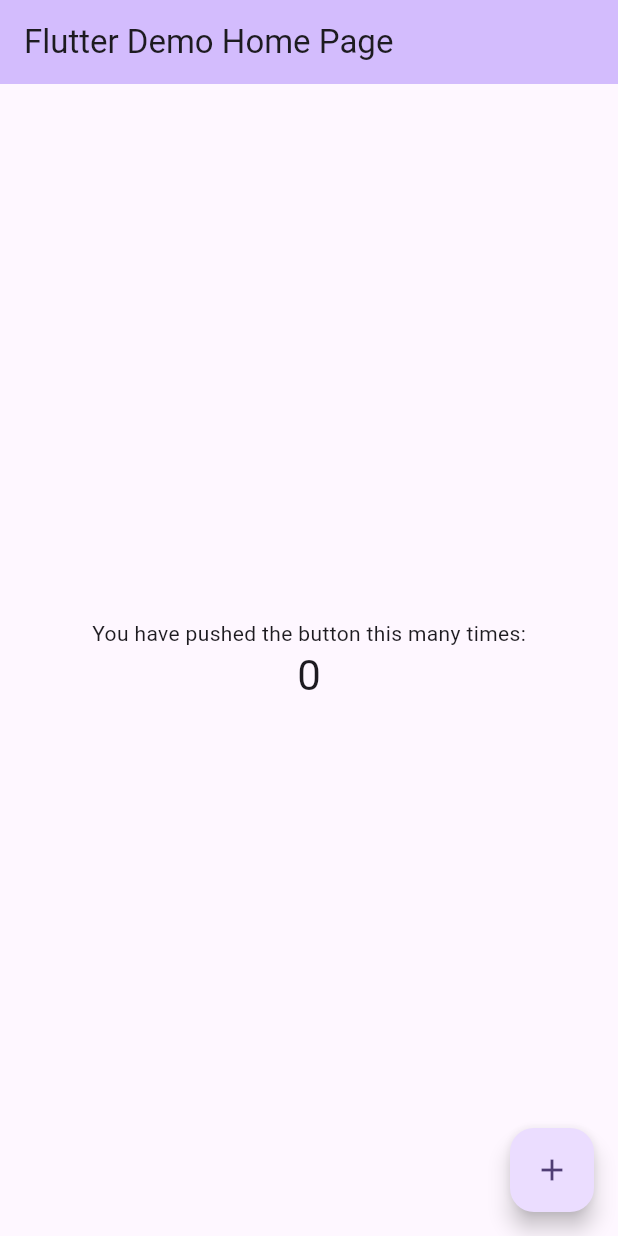
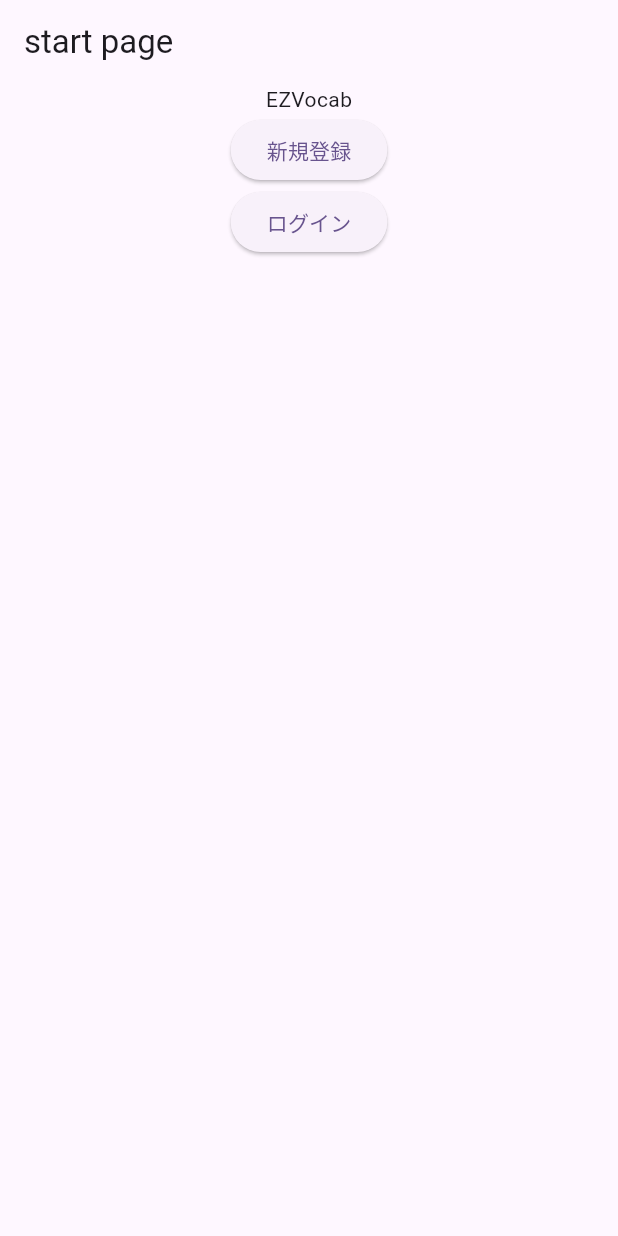
Before and after one commit to HamadaStudy/EZVocab, a Flutter app: the screen it shows after launch, on a phone screen of 412 x 824 dp. Run offline on Flutter 3.47's test engine with Material 3 defaults, Android fonts, the light colour scheme and no system bars; our stand-ins replace firebase_auth, firebase_core, go_router; accounts and stored records are empty.

Commit message:
ログイン機能: ページ遷移のみ実装完了．認証機能実装未完了

```diff
--- /dev/null
+++ b/lib/app/router/app_router.dart
@@ -0,0 +1,28 @@
+// lib/app/router/app_router.dart
+import 'package:flutter/material.dart';
+import 'package:go_router/go_router.dart';
+import '../../ui/auth/view/home_page.dart';
+import '../../ui/auth/view/login_page.dart';
+import '../../ui/auth/view/startup_page.dart';
+import '../../ui/auth/view/signup_page.dart';
+
+final appRouter = GoRouter(
+  routes: [
+    GoRoute(
+      path: '/',
+      builder: (context, state) => const StartUpPage(title: 'Start up'),
+    ),
+    GoRoute(
+      path: '/signup',
+      builder: (context, state) => const SignUpPage(title: 'Sign Up'),
+    ),
+        GoRoute(
+      path: '/login',
+      builder: (context, state) => const LoginPage(title: 'Login'),
+    ),
+        GoRoute(
+      path: '/home',
+      builder: (context, state) => const HomePage(title: 'Home'),
+    ),
+  ],
+);
--- a/lib/main.dart
+++ b/lib/main.dart
@@ -1,122 +1,27 @@
 import 'package:flutter/material.dart';
+import 'config/firebase_options.dart';
+import 'package:firebase_auth/firebase_auth.dart';
+import 'package:firebase_core/firebase_core.dart';
+import 'package:go_router/go_router.dart';
+import 'app/router/app_router.dart';
 
-void main() {
+void main() async {
+  WidgetsFlutterBinding.ensureInitialized();
+  await Firebase.initializeApp(options: DefaultFirebaseOptions.currentPlatform);
   runApp(const MyApp());
 }
 
 class MyApp extends StatelessWidget {
   const MyApp({super.key});
 
-  // This widget is the root of your application.
   @override
   Widget build(BuildContext context) {
-    return MaterialApp(
-      title: 'Flutter Demo',
+    return MaterialApp.router(
+      title: 'EZVocab',
       theme: ThemeData(
-        // This is the theme of your application.
-        //
-        // TRY THIS: Try running your application with "flutter run". You'll see
-        // the application has a purple toolbar. Then, without quitting the app,
-        // try changing the seedColor in the colorScheme below to Colors.green
-        // and then invoke "hot reload" (save your changes or press the "hot
-        // reload" button in a Flutter-supported IDE, or press "r" if you used
-        // the command line to start the app).
-        //
-        // Notice that the counter didn't reset back to zero; the application
-        // state is not lost during the reload. To reset the state, use hot
-        // restart instead.
-        //
-        // This works for code too, not just values: Most code changes can be
-        // tested with just a hot reload.
         colorScheme: ColorScheme.fromSeed(seedColor: Colors.deepPurple),
       ),
-      home: const MyHomePage(title: 'Flutter Demo Home Page'),
+      routerConfig: appRouter, // ← go_routerの設定を渡す
     );
   }
 }
-
-class MyHomePage extends StatefulWidget {
-  const MyHomePage({super.key, required this.title});
-
-  // This widget is the home page of your application. It is stateful, meaning
-  // that it has a State object (defined below) that contains fields that affect
-  // how it looks.
-
-  // This class is the configuration for the state. It holds the values (in this
-  // case the title) provided by the parent (in this case the App widget) and
-  // used by the build method of the State. Fields in a Widget subclass are
-  // always marked "final".
-
-  final String title;
-
-  @override
-  State<MyHomePage> createState() => _MyHomePageState();
-}
-
-class _MyHomePageState extends State<MyHomePage> {
-  int _counter = 0;
-
-  void _incrementCounter() {
-    setState(() {
-      // This call to setState tells the Flutter framework that something has
-      // changed in this State, which causes it to rerun the build method below
-      // so that the display can reflect the updated values. If we changed
-      // _counter without calling setState(), then the build method would not be
-      // called again, and so nothing would appear to happen.
-      _counter++;
-    });
-  }
-
-  @override
-  Widget build(BuildContext context) {
-    // This method is rerun every time setState is called, for instance as done
-    // by the _incrementCounter method above.
-    //
-    // The Flutter framework has been optimized to make rerunning build methods
-    // fast, so that you can just rebuild anything that needs updating rather
-    // than having to individually change instances of widgets.
-    return Scaffold(
-      appBar: AppBar(
-        // TRY THIS: Try changing the color here to a specific color (to
-        // Colors.amber, perhaps?) and trigger a hot reload to see the AppBar
-        // change color while the other colors stay the same.
-        backgroundColor: Theme.of(context).colorScheme.inversePrimary,
-        // Here we take the value from the MyHomePage object that was created by
-        // the App.build method, and use it to set our appbar title.
-        title: Text(widget.title),
-      ),
-      body: Center(
-        // Center is a layout widget. It takes a single child and positions it
-        // in the middle of the parent.
-        child: Column(
-          // Column is also a layout widget. It takes a list of children and
-          // arranges them vertically. By default, it sizes itself to fit its
-          // children horizontally, and tries to be as tall as its parent.
-          //
-          // Column has various properties to control how it sizes itself and
-          // how it positions its children. Here we use mainAxisAlignment to
-          // center the children vertically; the main axis here is the vertical
-          // axis because Columns are vertical (the cross axis would be
-          // horizontal).
-          //
-          // TRY THIS: Invoke "debug painting" (choose the "Toggle Debug Paint"
-          // action in the IDE, or press "p" in the console), to see the
-          // wireframe for each widget.
-          mainAxisAlignment: MainAxisAlignment.center,
-          children: <Widget>[
-            const Text('You have pushed the button this many times:'),
-            Text(
-              '$_counter',
-              style: Theme.of(context).textTheme.headlineMedium,
-            ),
-          ],
-        ),
-      ),
-      floatingActionButton: FloatingActionButton(
-        onPressed: _incrementCounter,
-        tooltip: 'Increment',
-        child: const Icon(Icons.add),
-      ), // This trailing comma makes auto-formatting nicer for build methods.
-    );
-  }
-}
--- /dev/null
+++ b/lib/ui/auth/view/startup_page.dart
@@ -0,0 +1,39 @@
+import 'package:flutter/material.dart';
+import 'package:go_router/go_router.dart';
+
+class StartUpPage extends StatefulWidget {
+  final String title;
+
+  const StartUpPage({Key? key, required this.title}) : super(key: key);
+
+  @override
+  _StartUpPageState createState() => _StartUpPageState();
+}
+
+class _StartUpPageState extends State<StartUpPage> {
+  @override
+  Widget build(BuildContext context) {
+    return Scaffold(
+      appBar: AppBar(title: const Text('start page')),
+      body: Center(
+        child: Column(
+          children: [
+            Text("EZVocab"),
+            ElevatedButton(
+              onPressed: () {
+                context.go('/signup');
+              },
+              child: Text("新規登録"),
+            ),
+            ElevatedButton(
+              onPressed: () {
+                context.go('/login');
+              },
+              child: Text("ログイン"),
+            ),
+          ],
+        ),
+      ),
+    );
+  }
+}
```
Also changed, not shown: lib/ui/auth/view/home_page.dart (added, +26 -0 lines), lib/ui/auth/view/login_page.dart (added, +50 -0 lines), lib/ui/auth/view/signup_page.dart (added, +51 -0 lines), pubspec.yaml (+4 -68 lines), firebase.json (added), lib/config/firebase_options.dart (added), lib/config/firestore_settings.dart (added), lib/model/auth/auth_model.dart (added), lib/model/firestore/firestore_model.dart (added), main.dart (added), pubspec.lock, 19 other files.
